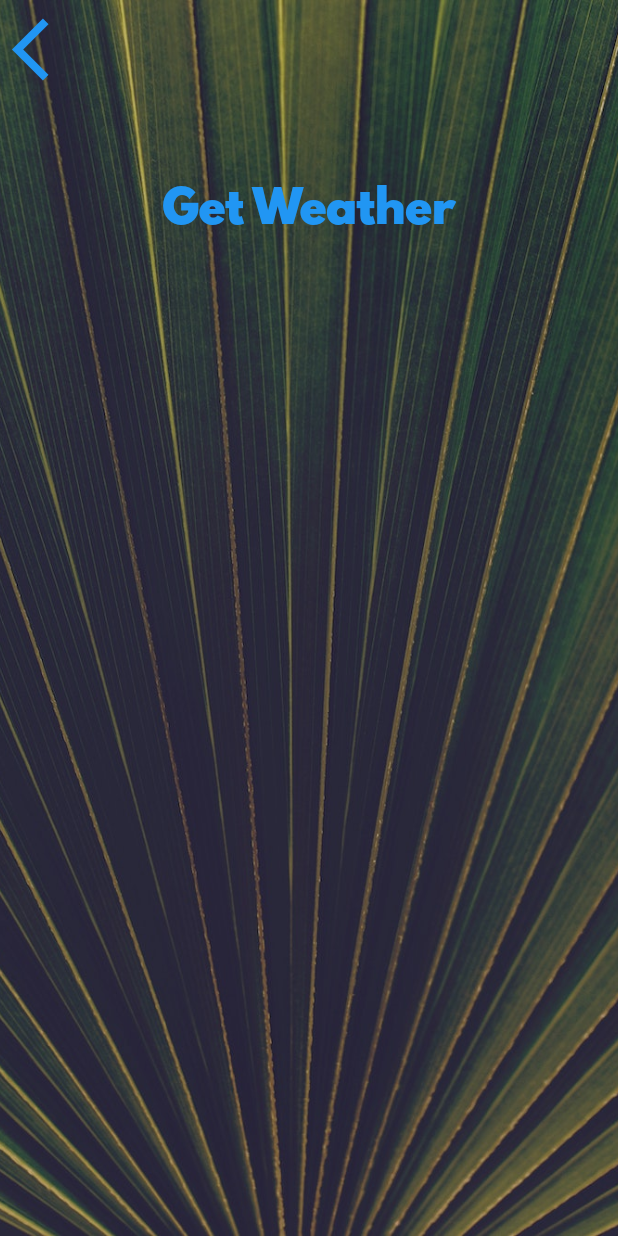
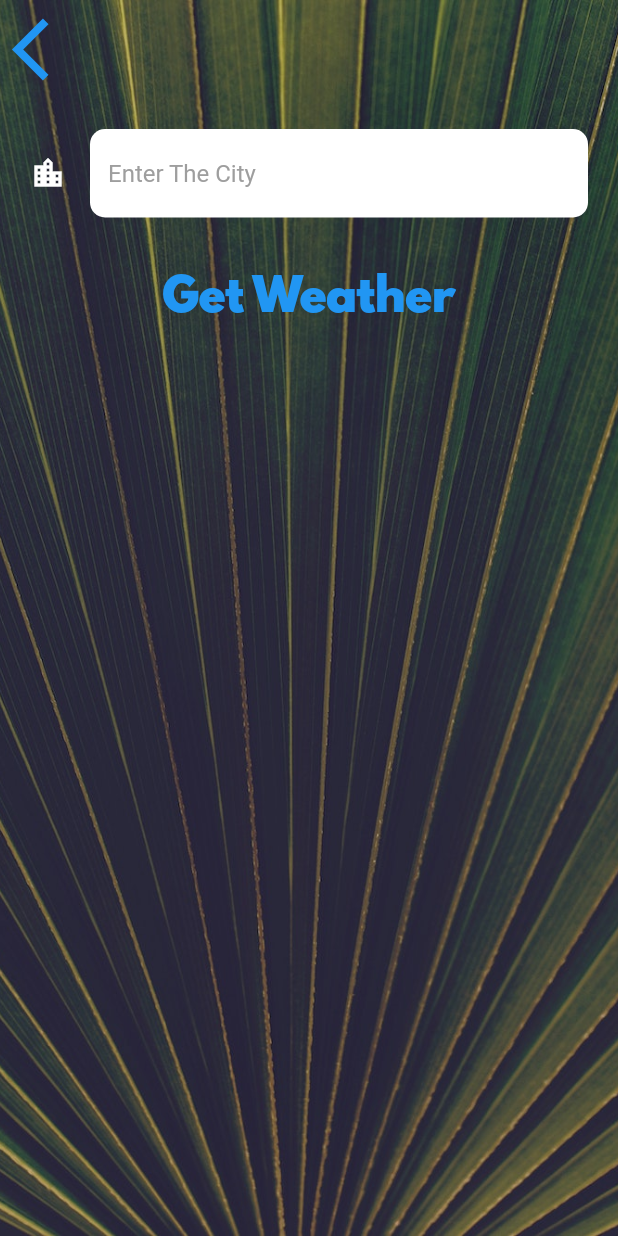
Before and after one commit to Mina329/Clima-Flutter, a Flutter app: the CityScreen screen opened directly, on a phone screen of 412 x 824 dp. Run offline on Flutter 3.47's test engine with Material 2 defaults, Android fonts, the phone set to English and light mode, and no system bars; our stand-ins replace flutter_spinkit, geolocator; network calls fail.

Commit message:
Add Weather by City

```diff
--- a/lib/screens/city_screen.dart
+++ b/lib/screens/city_screen.dart
@@ -7,6 +7,7 @@ class CityScreen extends StatefulWidget {
 }
 
 class _CityScreenState extends State<CityScreen> {
+  late String cityName ;
   @override
   Widget build(BuildContext context) {
     return Scaffold(
@@ -24,7 +25,9 @@ class _CityScreenState extends State<CityScreen> {
               Align(
                 alignment: Alignment.topLeft,
                 child: TextButton(
-                  onPressed: () {},
+                  onPressed: () {
+                    Navigator.pop(context);
+                  },
                   child: Icon(
                     Icons.arrow_back_ios,
                     size: 50.0,
@@ -33,10 +36,34 @@ class _CityScreenState extends State<CityScreen> {
               ),
               Container(
                 padding: EdgeInsets.all(20.0),
-                child: null,
+                child: TextField(
+                  onChanged: (value) {
+                    cityName = value;
+                  },
+                  style: TextStyle(
+                    color: Colors.black,
+                  ),
+                  decoration: InputDecoration(
+                    fillColor: Colors.white,
+                    filled: true,
+                    icon: Icon(
+                      Icons.location_city,
+                      color: Colors.white,
+                    ),
+                    border: OutlineInputBorder(
+                        borderRadius: BorderRadius.all(
+                          Radius.circular(10.0),
+                        ),
+                        borderSide: BorderSide.none),
+                    hintText: 'Enter The City',
+                    hintStyle: TextStyle(color: Colors.grey),
+                  ),
+                ),
               ),
               TextButton(
-                onPressed: () {},
+                onPressed: () {
+                  Navigator.pop(context,cityName);
+                },
                 child: Text(
                   'Get Weather',
                   style: kButtonTextStyle,
--- a/lib/services/weather.dart
+++ b/lib/services/weather.dart
@@ -7,6 +7,11 @@ const openweatherurl ='https://api.openweathermap.org/data/2.5/weather';
 
 class WeatherModel {
 
+  Future<dynamic> getcityweather(String cityName) async{
+    NetworkHelper helper = NetworkHelper(url: Uri.parse('$openweatherurl?q=$cityName&appid=$apikey&units=metric'));
+    var decodedData = await helper.getData();
+    return decodedData;
+  }
 
 
   Future<dynamic> getweatherdate() async{
```
Also changed, not shown: lib/screens/location_screen.dart (+18 -4 lines).
